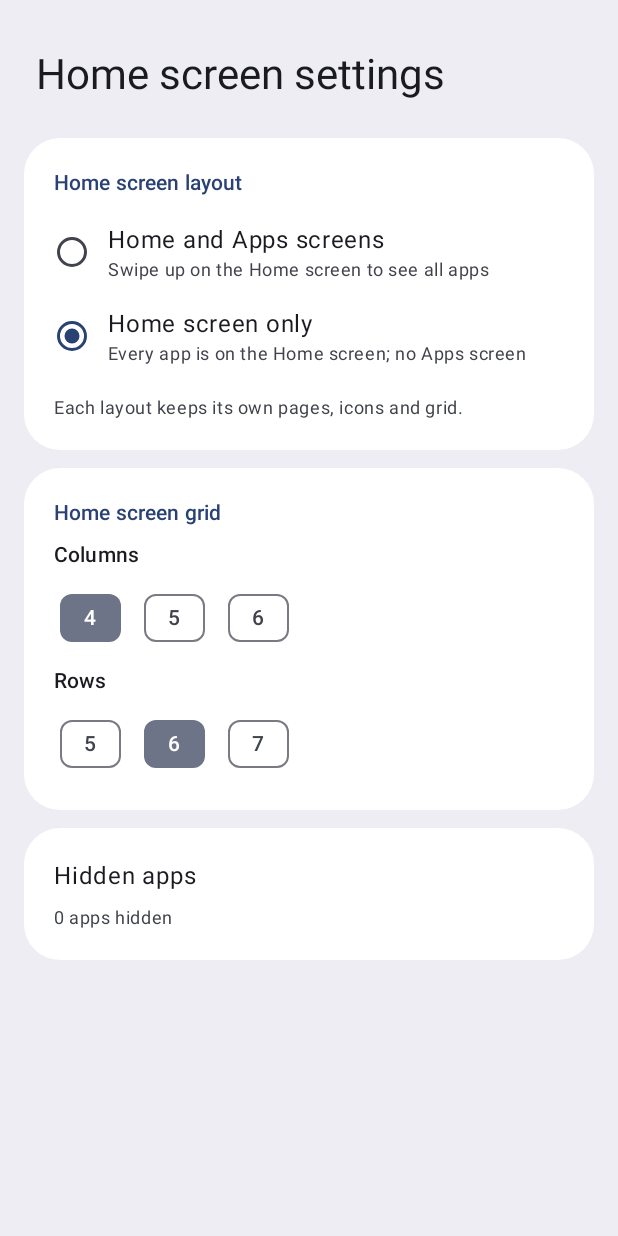
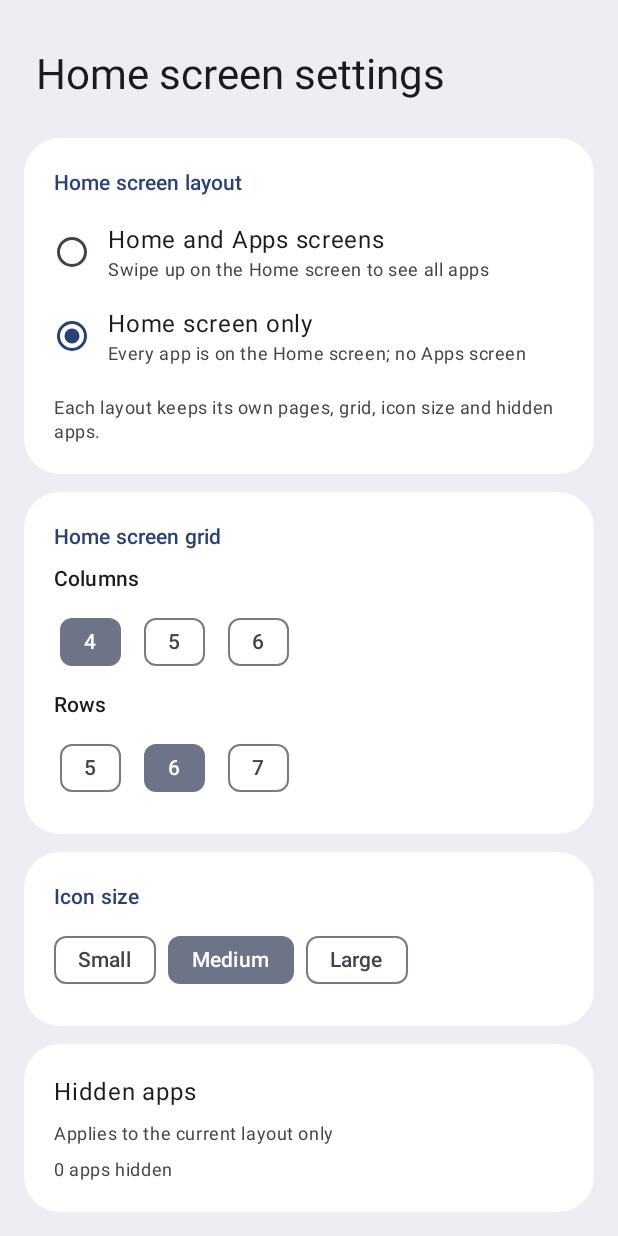
Before and after one commit to JacoMartins/canyon-ui-launcher, an Android app built with Jetpack Compose: the SettingsActivity screen opened directly, with no data from a screen before it, after a tap on "Home screen only", on a phone screen of 412 x 824 dp. Run offline under Robolectric (Android 15) with nearby library versions, the phone set to English and light mode, and no system bars; our stand-ins replace Room's generated code.

Commit message:
Stage 1.3: One UI page margins, icon size option, per-mode hidden apps
- Page columns line up with the dock (16dp side margin) with top and
  bottom breathing room, matching One UI's 4x6 spacing
- Icon size Small / Medium / Large, stored per layout mode
- Hidden apps stored per layout mode (the Stage 1 list seeds both)
- Drawer labels smaller and closer to the icon

Co-Authored-By: Claude Opus 5.5 <noreply@anthropic.com>
Claude-Session: https://claude.ai/code/session_019c4sHobNMTCg8eiegxqmGT

```diff
--- a/app/build.gradle.kts
+++ b/app/build.gradle.kts
@@ -18,8 +18,8 @@ android {
         applicationId = "com.example.homelauncher"
         minSdk = 29
         targetSdk = 37
-        versionCode = 4
-        versionName = "0.1.2-stage1"
+        versionCode = 5
+        versionName = "0.1.3-stage1"
     }
 
     signingConfigs {
--- a/app/src/main/java/com/example/homelauncher/HomeActivity.kt
+++ b/app/src/main/java/com/example/homelauncher/HomeActivity.kt
@@ -194,6 +194,12 @@ class HomeActivity : ComponentActivity(), DrawerController.Listener, DrawerActio
     // --- Binding -----------------------------------------------------------------------------
 
     private fun bind(state: HomeState) {
+        val size = state.iconSize
+        if (labelStyle.iconCellFraction != size.cellFraction || labelStyle.maxIconDp != size.maxDp) {
+            labelStyle.iconCellFraction = size.cellFraction
+            labelStyle.maxIconDp = size.maxDp
+            iconViews.values.forEach { it.invalidate() }
+        }
         if (drawerEnabled != state.drawerEnabled) {
             drawerEnabled = state.drawerEnabled
             dragLayer.drawerEnabled = drawerEnabled
--- a/app/src/main/java/com/example/homelauncher/SettingsActivity.kt
+++ b/app/src/main/java/com/example/homelauncher/SettingsActivity.kt
@@ -38,6 +38,7 @@ import androidx.compose.ui.semantics.Role
 import androidx.compose.ui.text.font.FontWeight
 import androidx.compose.ui.unit.dp
 import androidx.lifecycle.lifecycleScope
+import com.example.homelauncher.data.IconSize
 import com.example.homelauncher.data.LauncherSettings
 import com.example.homelauncher.data.LayoutMode
 import com.example.homelauncher.data.SettingsStore
@@ -140,8 +141,27 @@ private fun SettingsScreen(s: LauncherSettings, store: SettingsStore, hiddenMode
             }
         }
 
+        Card {
+            SectionTitle(stringResource(R.string.icon_size))
+            Row(horizontalArrangement = Arrangement.spacedBy(8.dp)) {
+                for (size in IconSize.entries) {
+                    val label = when (size) {
+                        IconSize.SMALL -> R.string.icon_size_small
+                        IconSize.MEDIUM -> R.string.icon_size_medium
+                        IconSize.LARGE -> R.string.icon_size_large
+                    }
+                    FilterChip(
+                        selected = s.grid.iconSize == size,
+                        onClick = { scope.launch { store.setIconSize(s.layoutMode, size) } },
+                        label = { Text(stringResource(label)) },
+                    )
+                }
+            }
+        }
+
         Card(onClick = { showHidden = true }) {
             Text(stringResource(R.string.hidden_apps), style = MaterialTheme.typography.bodyLarge)
+            Text(stringResource(R.string.hidden_apps_per_layout), style = MaterialTheme.typography.bodySmall, color = MaterialTheme.colorScheme.onSurfaceVariant)
             Text(
                 pluralHidden(s.hiddenApps.size),
                 style = MaterialTheme.typography.bodySmall,
--- a/app/src/main/java/com/example/homelauncher/data/HomeRepository.kt
+++ b/app/src/main/java/com/example/homelauncher/data/HomeRepository.kt
@@ -37,6 +37,7 @@ data class HomeState(
     val columns: Int,
     val rows: Int,
     val dockSlots: Int,
+    val iconSize: IconSize,
     val items: List<HomeItem>,
 ) {
     val drawerEnabled get() = mode == LayoutMode.HOME_AND_DRAWER
@@ -145,13 +146,14 @@ class HomeRepository(
         )
 
         val homeOnly = mode == LayoutMode.HOME_ONLY
-        val shown = if (homeOnly) resolved.visible.filter { it.key.toString() !in s.hiddenApps } else resolved.visible
+        val hidden = s.hiddenByMode.getValue(mode)
+        val shown = if (homeOnly) resolved.visible.filter { it.key.toString() !in hidden } else resolved.visible
         val visible = shown.mapNotNull { p -> byKey[p.key]?.let { HomeItem(p, it) } }.toMutableList()
 
         var additions = emptyList<LayoutResolver.NewPlacement>()
         if (homeOnly) {
             val onHome = resolved.visible.mapTo(HashSet()) { it.key }
-            val missing = appList.filter { it.key !in onHome && it.key.toString() !in s.hiddenApps }.map { it.key }
+            val missing = appList.filter { it.key !in onHome && it.key.toString() !in hidden }.map { it.key }
             additions = LayoutResolver.placeMissingApps(resolved.visible, pages.size, grid.columns, grid.rows, missing)
             // Show them right away; the insert's own emission follows a moment later.
             for (a in additions) {
@@ -165,7 +167,7 @@ class HomeRepository(
             (visible.maxOfOrNull { if (it.placed.container == Container.DESKTOP) it.placed.pageIndex else 0 } ?: 0) + 1,
             1,
         )
-        val state = HomeState(mode, pageCount, grid.columns, grid.rows, grid.dockSlots, visible)
+        val state = HomeState(mode, pageCount, grid.columns, grid.rows, grid.dockSlots, grid.iconSize, visible)
         return Computed(state, dao, resolved.updates, additions)
     }
 
--- a/app/src/main/java/com/example/homelauncher/data/SettingsStore.kt
+++ b/app/src/main/java/com/example/homelauncher/data/SettingsStore.kt
@@ -21,13 +21,25 @@ enum class LayoutMode(val storageKey: String) {
     HOME_ONLY("home_only"),
 }
 
-/** Grid and dock of one layout mode. Each mode keeps its own. */
-data class GridSpec(val columns: Int = 4, val rows: Int = 6, val dockSlots: Int = 4)
+/** Home icon size as a share of the cell width, with an upper bound in dp. */
+enum class IconSize(val cellFraction: Float, val maxDp: Int) {
+    SMALL(0.58f, 56),
+    MEDIUM(0.68f, 64),
+    LARGE(0.78f, 72),
+}
+
+/** Grid, dock and icon size of one layout mode. Each mode keeps its own. */
+data class GridSpec(
+    val columns: Int = 4,
+    val rows: Int = 6,
+    val dockSlots: Int = 4,
+    val iconSize: IconSize = IconSize.MEDIUM,
+)
 
 data class LauncherSettings(
     val layoutMode: LayoutMode = LayoutMode.HOME_AND_DRAWER,
     val grids: Map<LayoutMode, GridSpec> = LayoutMode.entries.associateWith { GridSpec() },
-    val hiddenApps: Set<String> = emptySet(),
+    val hiddenByMode: Map<LayoutMode, Set<String>> = LayoutMode.entries.associateWith { emptySet() },
     val firstRunDone: Boolean = false,
     val drawerHintSeen: Boolean = false,
 ) {
@@ -37,6 +49,9 @@ data class LauncherSettings(
     val rows get() = grid.rows
     val dockSlots get() = grid.dockSlots
     val drawerEnabled get() = layoutMode == LayoutMode.HOME_AND_DRAWER
+
+    /** Hidden apps of the active mode. */
+    val hiddenApps: Set<String> get() = hiddenByMode.getValue(layoutMode)
 }
 
 /**
@@ -47,13 +62,16 @@ class SettingsStore(private val context: Context) {
 
     private object Keys {
         val LAYOUT_MODE = stringPreferencesKey("layout_mode")
-        val HIDDEN = stringSetPreferencesKey("hidden_apps")
+        /** Stage 1 kept one hidden list for everything; it seeds both modes' lists. */
+        val LEGACY_HIDDEN = stringSetPreferencesKey("hidden_apps")
         val FIRST_RUN_DONE = booleanPreferencesKey("first_run_done")
         val DRAWER_HINT_SEEN = booleanPreferencesKey("drawer_hint_seen")
 
         fun columns(m: LayoutMode) = intPreferencesKey("${m.storageKey}.grid_columns")
         fun rows(m: LayoutMode) = intPreferencesKey("${m.storageKey}.grid_rows")
         fun dock(m: LayoutMode) = intPreferencesKey("${m.storageKey}.dock_slots")
+        fun iconSize(m: LayoutMode) = stringPreferencesKey("${m.storageKey}.icon_size")
+        fun hidden(m: LayoutMode) = stringSetPreferencesKey("${m.storageKey}.hidden_apps")
     }
 
     private fun grid(p: Preferences, m: LayoutMode): GridSpec {
@@ -62,6 +80,7 @@ class SettingsStore(private val context: Context) {
             columns = (p[Keys.columns(m)] ?: d.columns).coerceIn(MIN_COLUMNS, MAX_COLUMNS),
             rows = (p[Keys.rows(m)] ?: d.rows).coerceIn(MIN_ROWS, MAX_ROWS),
             dockSlots = (p[Keys.dock(m)] ?: d.dockSlots).coerceIn(4, 5),
+            iconSize = p[Keys.iconSize(m)]?.let { v -> IconSize.entries.firstOrNull { it.name == v } } ?: d.iconSize,
         )
     }
 
@@ -70,7 +89,7 @@ class SettingsStore(private val context: Context) {
         LauncherSettings(
             layoutMode = p[Keys.LAYOUT_MODE]?.let { v -> LayoutMode.entries.firstOrNull { it.name == v } } ?: d.layoutMode,
             grids = LayoutMode.entries.associateWith { grid(p, it) },
-            hiddenApps = p[Keys.HIDDEN] ?: d.hiddenApps,
+            hiddenByMode = LayoutMode.entries.associateWith { p[Keys.hidden(it)] ?: p[Keys.LEGACY_HIDDEN] ?: emptySet() },
             firstRunDone = p[Keys.FIRST_RUN_DONE] ?: false,
             drawerHintSeen = p[Keys.DRAWER_HINT_SEEN] ?: false,
         )
@@ -89,11 +108,17 @@ class SettingsStore(private val context: Context) {
         }
     }
 
+    suspend fun setIconSize(mode: LayoutMode, size: IconSize) {
+        context.dataStore.edit { it[Keys.iconSize(mode)] = size.name }
+    }
+
+    /** Hides or shows an app in the active layout mode only. */
     suspend fun setHidden(key: String, hidden: Boolean) {
         context.dataStore.edit { p ->
-            val set = (p[Keys.HIDDEN] ?: emptySet()).toMutableSet()
+            val mode = p[Keys.LAYOUT_MODE]?.let { v -> LayoutMode.entries.firstOrNull { it.name == v } } ?: LayoutMode.HOME_AND_DRAWER
+            val set = (p[Keys.hidden(mode)] ?: p[Keys.LEGACY_HIDDEN] ?: emptySet()).toMutableSet()
             if (hidden) set += key else set -= key
-            p[Keys.HIDDEN] = set
+            p[Keys.hidden(mode)] = set
         }
     }
 
--- a/app/src/main/java/com/example/homelauncher/ui/drawer/AppDrawer.kt
+++ b/app/src/main/java/com/example/homelauncher/ui/drawer/AppDrawer.kt
@@ -276,10 +276,10 @@ private fun AppGrid(
                     horizontalAlignment = Alignment.CenterHorizontally,
                 ) {
                     Image(app.image, contentDescription = null, modifier = Modifier.size(60.dp))
-                    Spacer(Modifier.height(8.dp))
+                    Spacer(Modifier.height(4.dp))
                     Text(
                         app.label,
-                        style = MaterialTheme.typography.bodyMedium,
+                        style = MaterialTheme.typography.bodySmall,
                         color = MaterialTheme.colorScheme.onSurface,
                         maxLines = 1,
                         overflow = TextOverflow.Ellipsis,
--- a/app/src/main/res/values/strings.xml
+++ b/app/src/main/res/values/strings.xml
@@ -38,10 +38,15 @@
     <string name="layout_home_and_apps_summary">Swipe up on the Home screen to see all apps</string>
     <string name="layout_home_only">Home screen only</string>
     <string name="layout_home_only_summary">Every app is on the Home screen; no Apps screen</string>
-    <string name="layout_separate_note">Each layout keeps its own pages, icons and grid.</string>
+    <string name="layout_separate_note">Each layout keeps its own pages, grid, icon size and hidden apps.</string>
     <string name="home_grid">Home screen grid</string>
     <string name="grid_columns">Columns</string>
     <string name="grid_rows">Rows</string>
+    <string name="icon_size">Icon size</string>
+    <string name="icon_size_small">Small</string>
+    <string name="icon_size_medium">Medium</string>
+    <string name="icon_size_large">Large</string>
+    <string name="hidden_apps_per_layout">Applies to the current layout only</string>
     <plurals name="hidden_count">
         <item quantity="one">%1$d app hidden</item>
         <item quantity="other">%1$d apps hidden</item>
```
Also changed, not shown: app/src/main/java/com/example/homelauncher/ui/home/AppIconView.kt (+9 -9 lines), app/src/main/java/com/example/homelauncher/ui/home/HomeScreenLayout.kt (+5 -2 lines), 4 other files.
